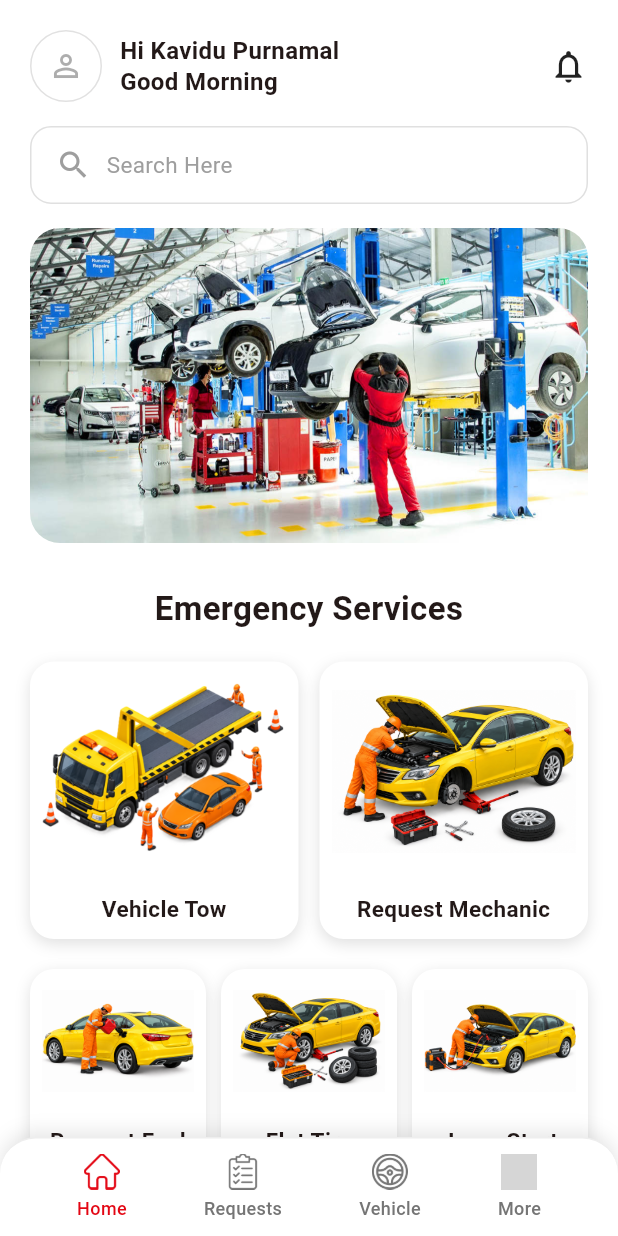
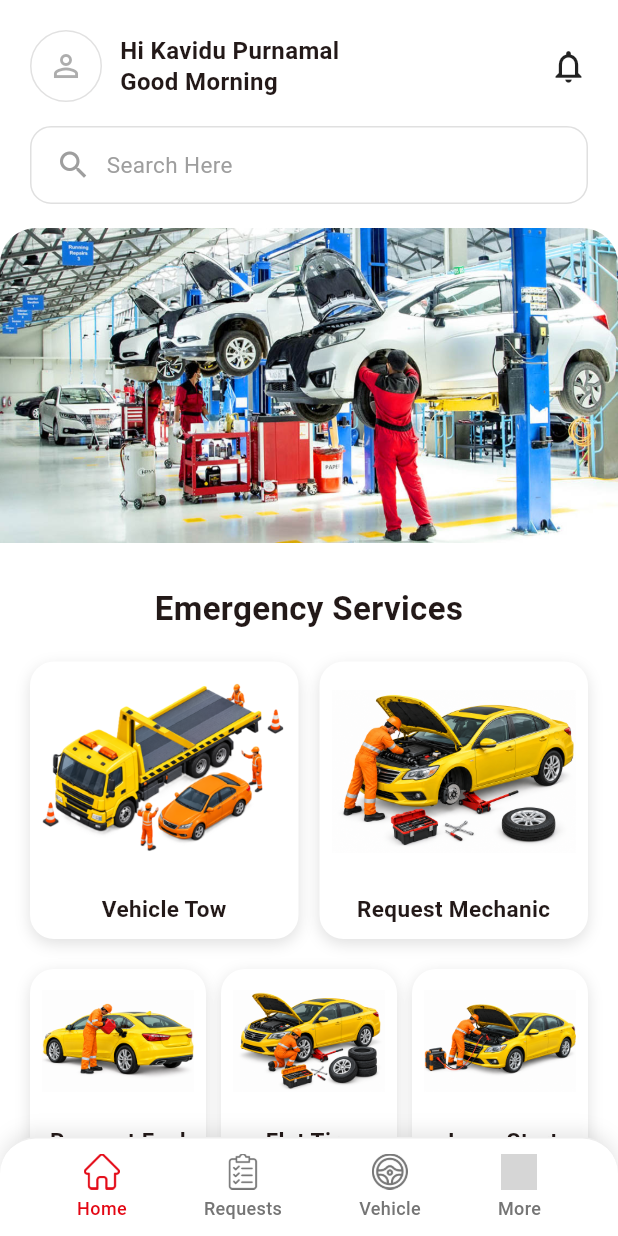
Before and after one commit to ChathuraAbeysinghe/RoadsideAssitance, a Flutter app: the screen it shows after launch, on a phone screen of 412 x 824 dp. Run offline on Flutter 3.47's test engine with Material 3 defaults, Android fonts, the phone set to English and light mode, and no system bars; our stand-ins replace cloud_firestore, firebase_auth, firebase_core, intl_phone_field, pin_code_fields; accounts and stored records are empty; grey boxes are pictures that could not be loaded.

Commit message:
Update home_page.dart

```diff
--- a/lib/features/home/home_page.dart
+++ b/lib/features/home/home_page.dart
@@ -132,12 +132,17 @@ class _HomePageState extends State<HomePage> {
             ),
             const SizedBox(height: 16),
             Expanded(
+              // ClipRRect (not just Container.clipBehavior) is what makes the
+              // rounding visible on scroll: it clips based on this widget's
+              // fixed bounds regardless of what's scrolling underneath, so
+              // anything inside that touches these edges gets its corners
+              // cut off in this shape as it scrolls past.
+              child: ClipRRect(
+                borderRadius: const BorderRadius.vertical(
+                  top: Radius.circular(24),
+                ),
                 child: Container(
-                clipBehavior: Clip.antiAlias,
-                decoration: const BoxDecoration(
                   color: Colors.white,
-                  borderRadius: BorderRadius.vertical(top: Radius.circular(24)),
-                ),
                   child: Stack(
                     children: [
                       SingleChildScrollView(
@@ -145,12 +150,12 @@ class _HomePageState extends State<HomePage> {
                         child: Column(
                           crossAxisAlignment: CrossAxisAlignment.start,
                           children: [
-                          // Auto-rotating hero carousel (changes image every 5 seconds)
-                          Padding(
-                            padding: const EdgeInsets.symmetric(horizontal: 20),
-                            child: ClipRRect(
-                              borderRadius: BorderRadius.circular(20),
-                              child: SizedBox(
+                            // Auto-rotating hero carousel (changes image every 5 seconds).
+                            // Deliberately full-bleed (no side padding, no own
+                            // ClipRRect) — it has to touch the sheet's top/left/
+                            // right edges for the outer ClipRRect above to
+                            // actually round its corners as it scrolls.
+                            SizedBox(
                               height: 210,
                               width: double.infinity,
                               child: PageView.builder(
@@ -172,13 +177,13 @@ class _HomePageState extends State<HomePage> {
                                 },
                               ),
                             ),
-                            ),
-                          ),
                             const SizedBox(height: 28),
 
                             // Emergency Services section
                             Padding(
-                            padding: const EdgeInsets.symmetric(horizontal: 20),
+                              padding: const EdgeInsets.symmetric(
+                                horizontal: 20,
+                              ),
                               child: Column(
                                 crossAxisAlignment: CrossAxisAlignment.center,
                                 children: [
@@ -206,7 +211,8 @@ class _HomePageState extends State<HomePage> {
                                       Expanded(
                                         child: _ServiceItem(
                                           label: 'Request Mechanic',
-                                        imagePath: 'assets/images/mechanic.png',
+                                          imagePath:
+                                              'assets/images/mechanic.png',
                                           height: 130,
                                         ),
                                       ),
@@ -229,7 +235,8 @@ class _HomePageState extends State<HomePage> {
                                       Expanded(
                                         child: _ServiceItem(
                                           label: 'Flat Tire',
-                                        imagePath: 'assets/images/flattire.png',
+                                          imagePath:
+                                              'assets/images/flattire.png',
                                           height: 80,
                                         ),
                                       ),
@@ -258,6 +265,7 @@ class _HomePageState extends State<HomePage> {
                         child: SafeArea(top: false, child: _BottomNavBar()),
                       ),
                     ],
+                  ),
                 ),
               ),
             ),
```
Lines whose indentation alone changed are shown as unchanged.
